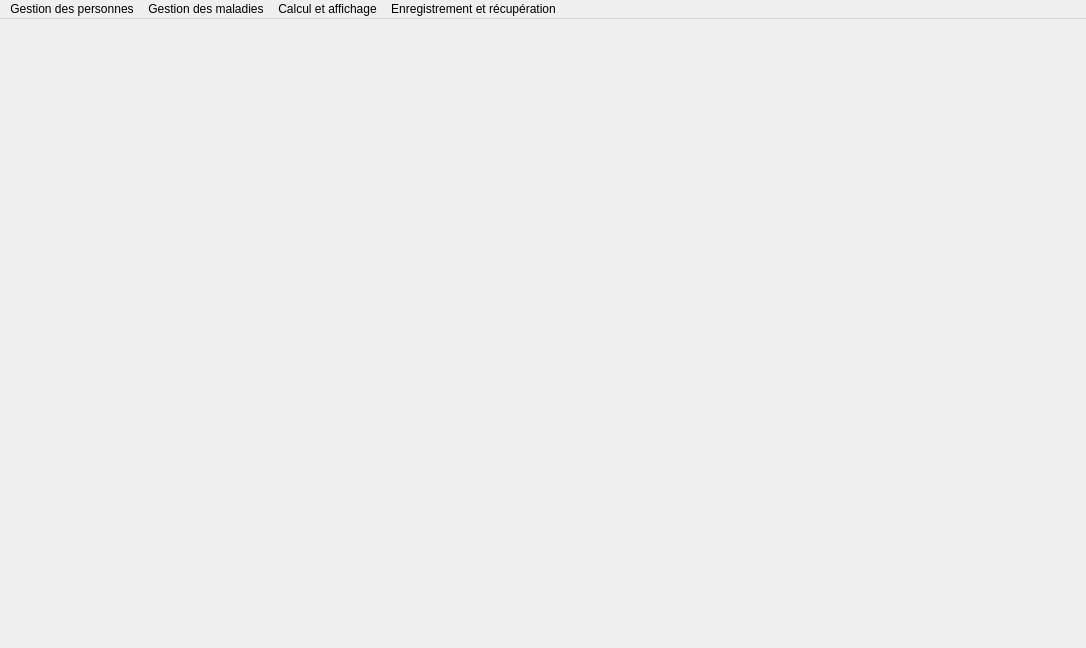
First picture: the form in GUI.ui, repository Mindblownserver/mini-project, before the edit.
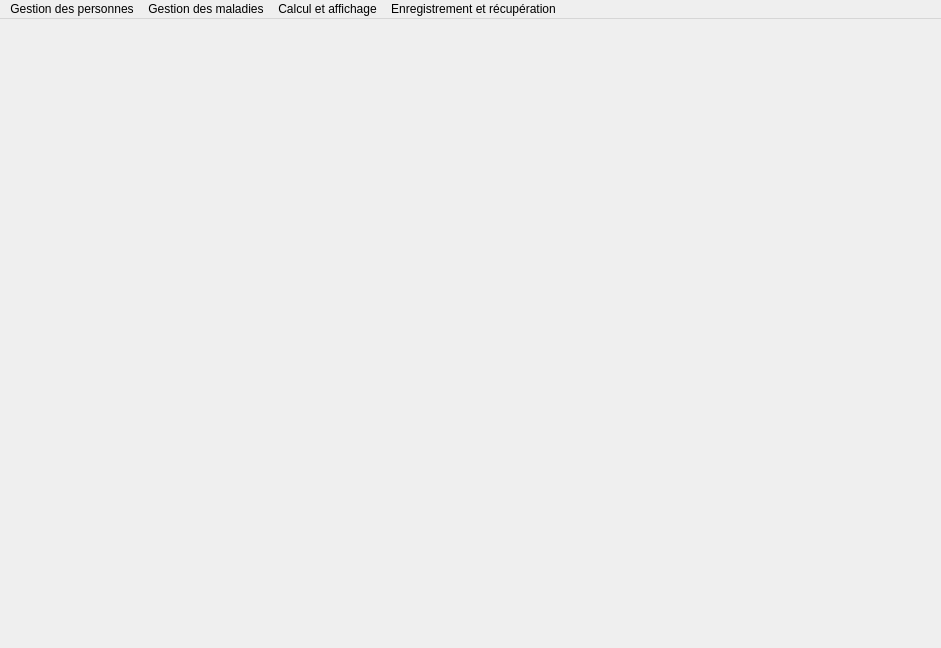
Second picture: the form after the edit. Icons and pictures are not drawn.

Commit message: added supprimer Personnes ui

What changed in the file:
```diff
--- a/GUI.ui
+++ b/GUI.ui
@@ -6,7 +6,7 @@
    <rect>
     <x>0</x>
     <y>0</y>
-    <width>1086</width>
+    <width>941</width>
     <height>648</height>
    </rect>
   </property>
@@ -27,7 +27,7 @@
     <rect>
      <x>0</x>
      <y>0</y>
-     <width>1086</width>
+     <width>941</width>
      <height>22</height>
     </rect>
    </property>
```
Left out of the diff: 4 changed lines with no effect on the pictures. The commit also changes 7 other files.
